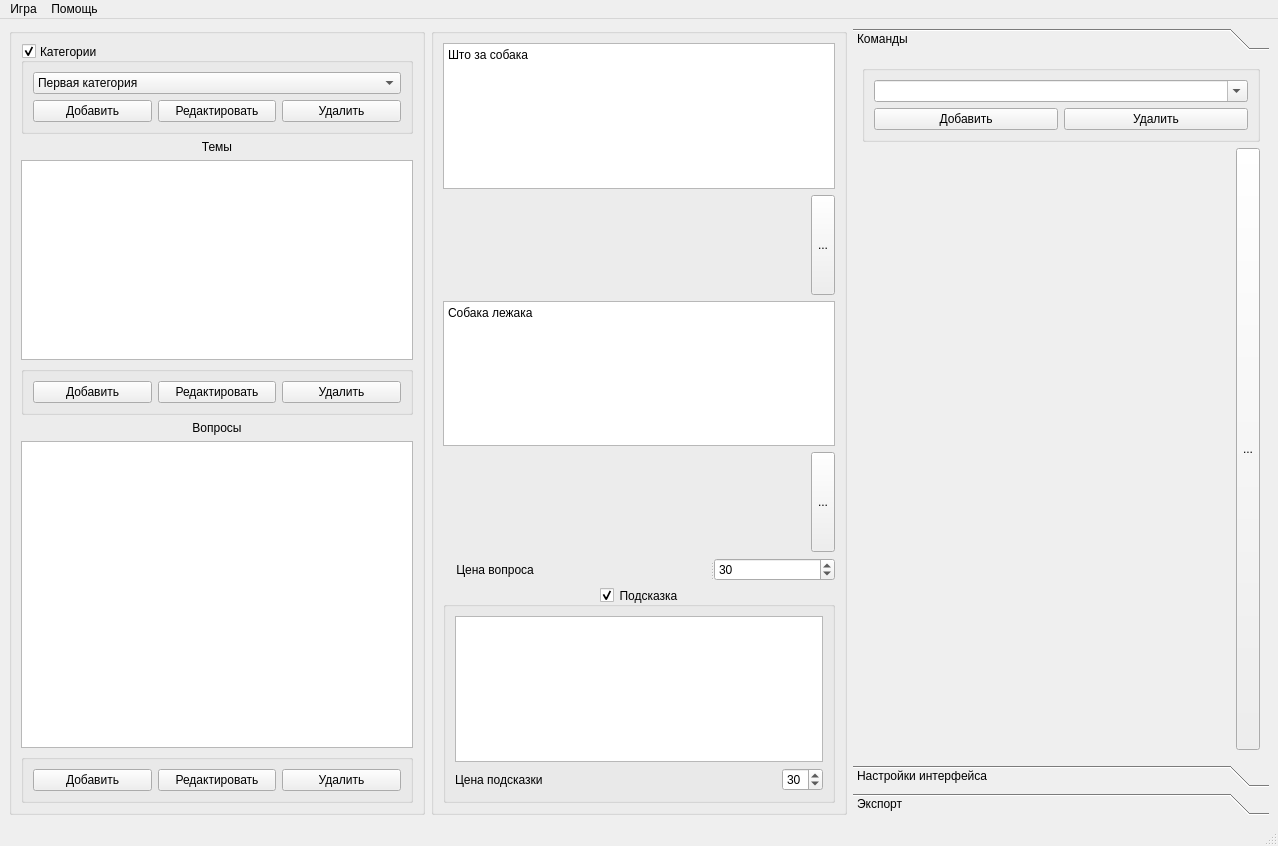
Before: the Qt Designer form backend/mainwindow.ui in leoneii/py_Jeopardy, drawn with Qt 5.
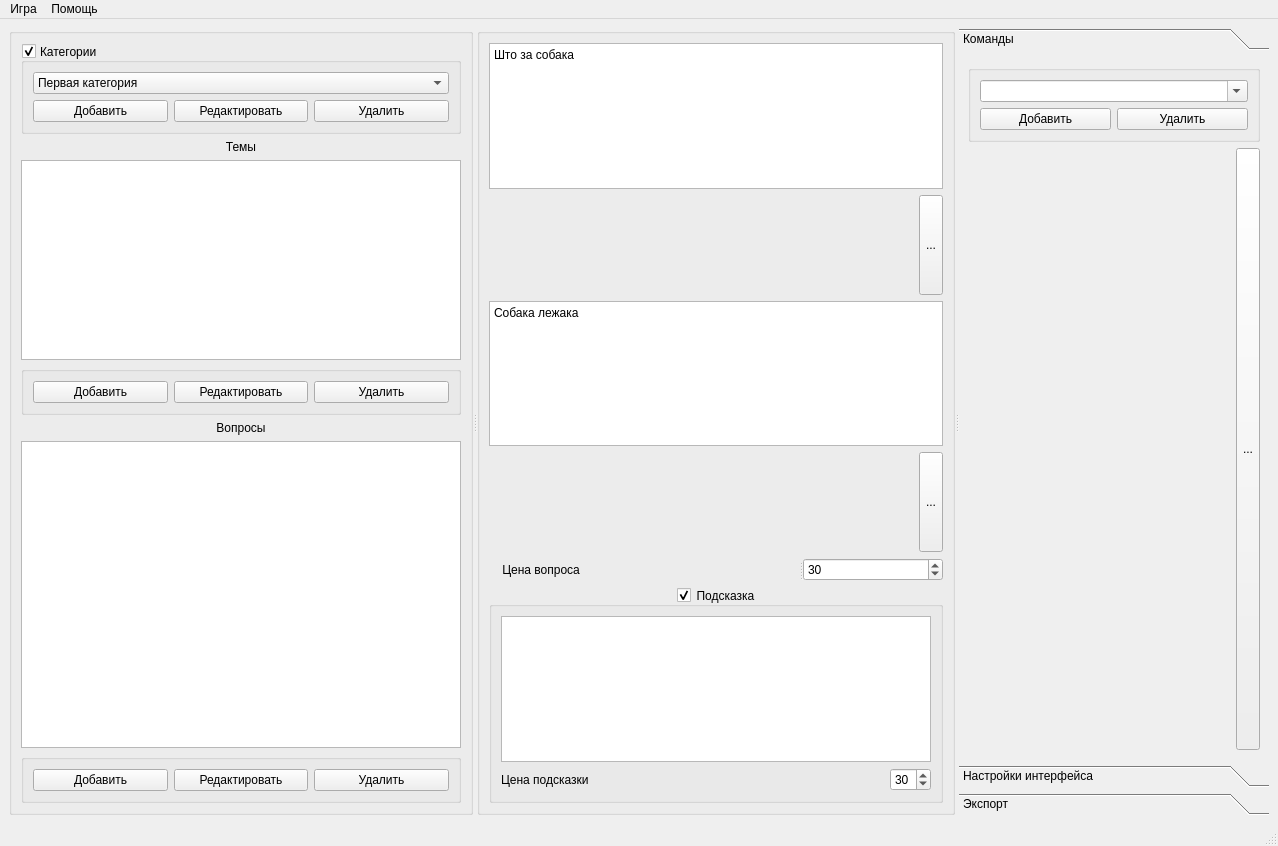
After: the same form once the commit is applied. The open tabs and pages were chosen to show the change. Icons and pictures are not drawn.

Commit message: Обновил

```diff
--- a/backend/mainwindow.ui
+++ b/backend/mainwindow.ui
@@ -20,15 +20,31 @@
    <string>MainWindow</string>
   </property>
   <widget class="QWidget" name="centralwidget">
-   <layout class="QHBoxLayout" name="horizontalLayout_3">
-    <item>
+   <layout class="QGridLayout" name="gridLayout_2">
+    <item row="0" column="0">
+     <widget class="QSplitter" name="splitter_2">
+      <property name="orientation">
+       <enum>Qt::Horizontal</enum>
+      </property>
      <widget class="QGroupBox" name="groupBox_6">
+       <property name="sizePolicy">
+        <sizepolicy hsizetype="Minimum" vsizetype="Preferred">
+         <horstretch>0</horstretch>
+         <verstretch>0</verstretch>
+        </sizepolicy>
+       </property>
       <property name="minimumSize">
        <size>
-        <width>400</width>
+         <width>100</width>
         <height>0</height>
        </size>
       </property>
+       <property name="maximumSize">
+        <size>
+         <width>600</width>
+         <height>16777215</height>
+        </size>
+       </property>
       <property name="title">
        <string/>
       </property>
@@ -209,12 +225,16 @@
        </item>
       </layout>
      </widget>
-    </item>
-    <item>
      <widget class="QGroupBox" name="groupBox_4">
+       <property name="sizePolicy">
+        <sizepolicy hsizetype="Expanding" vsizetype="Preferred">
+         <horstretch>0</horstretch>
+         <verstretch>0</verstretch>
+        </sizepolicy>
+       </property>
       <property name="maximumSize">
        <size>
-        <width>500</width>
+         <width>20000</width>
         <height>16777215</height>
        </size>
       </property>
@@ -411,21 +431,31 @@
        </item>
       </layout>
      </widget>
-    </item>
-    <item>
      <widget class="QToolBox" name="toolBox">
+       <property name="sizePolicy">
+        <sizepolicy hsizetype="MinimumExpanding" vsizetype="Preferred">
+         <horstretch>0</horstretch>
+         <verstretch>0</verstretch>
+        </sizepolicy>
+       </property>
+       <property name="maximumSize">
+        <size>
+         <width>400</width>
+         <height>16777215</height>
+        </size>
+       </property>
       <property name="frameShape">
        <enum>QFrame::NoFrame</enum>
       </property>
       <property name="currentIndex">
-       <number>2</number>
+        <number>0</number>
       </property>
       <widget class="QWidget" name="page">
        <property name="geometry">
         <rect>
          <x>0</x>
          <y>0</y>
-         <width>418</width>
+          <width>389</width>
          <height>685</height>
         </rect>
        </property>
@@ -532,7 +562,7 @@
         <rect>
          <x>0</x>
          <y>0</y>
-         <width>418</width>
+          <width>389</width>
          <height>685</height>
         </rect>
        </property>
@@ -693,13 +723,14 @@
         <rect>
          <x>0</x>
          <y>0</y>
-         <width>418</width>
+          <width>389</width>
          <height>685</height>
         </rect>
        </property>
        <attribute name="label">
         <string>Экспорт</string>
        </attribute>
+       </widget>
       </widget>
      </widget>
     </item>
```
Lines whose indentation alone changed are shown as unchanged. The commit also changes 1 other file.
